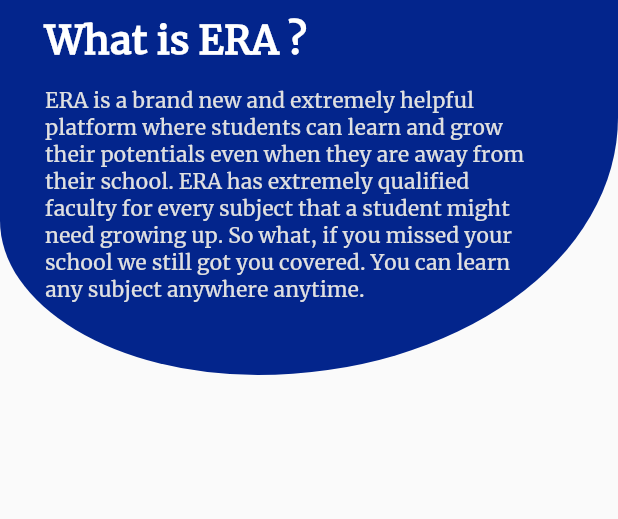
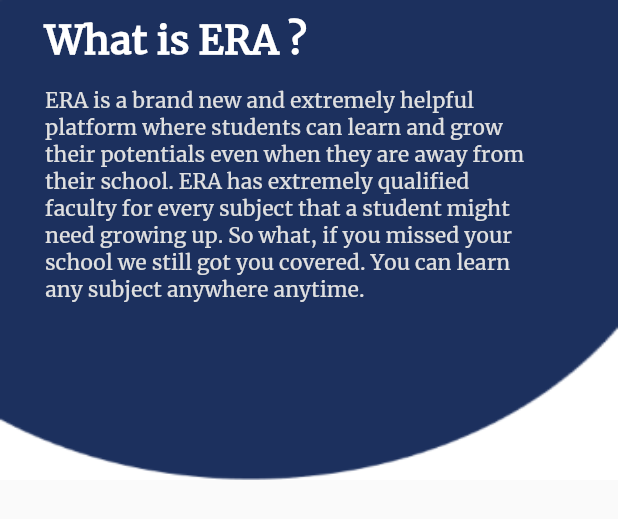
Before and after one commit to rakshit138/ERAapp, a Flutter app: the Intro widget shown alone on an empty page, opened directly, on a phone screen of 412 x 824 dp. Shown: the top 519 px of the screen. Run offline on Flutter 3.47's test engine with Material 2 defaults, Android fonts, the phone set to English and light mode, and no system bars; our stand-ins replace carousel_slider, chewie, cloud_firestore, firebase_auth, firebase_core, firebase_messaging and 7 more; accounts and stored records are empty.

Commit message:
home page container

```diff
--- a/lib/HomeScreen/intro.dart
+++ b/lib/HomeScreen/intro.dart
@@ -4,14 +4,18 @@
   @override
   Widget build(BuildContext context) {
     return Container(
-      height: 250,
+      height: 320,
+      // decoration: new BoxDecoration(
+      //   color: Color(0xff03258C),
+      //   borderRadius: BorderRadius.only(
+      //     bottomLeft: Radius.elliptical(250, 150),
+      //     bottomRight: Radius.elliptical(350, 250),
+      //   ),
+      // ),
       decoration: new BoxDecoration(
-        color: Color(0xff03258C),
-        borderRadius: BorderRadius.only(
-          bottomLeft: Radius.elliptical(250, 150),
-          bottomRight: Radius.elliptical(350, 250),
-        ),
-      ),
+          image: DecorationImage(
+              image: AssetImage("assets/images/Home Page 2.png"),
+              fit: BoxFit.fill)),
       child: Column(
         children: [
           Align(
--- a/pubspec.yaml
+++ b/pubspec.yaml
@@ -91,6 +91,8 @@
     - assets/images/BAckground.png
     - assets/images/HomeLogo.jpeg
     - assets/images/splash.png
+    - assets/images/Frame 1.png
+    - assets/images/Home Page 2.png
     - assets/videos/Intro.mp4
     - assets/text/
 
```
Also changed, not shown: lib/HomeScreen/homescreen.dart (+30 -7 lines), assets/images/Frame 1.png (added), assets/images/Home Page 2.png (added), assets/images/Home Page1.png (added), assets/images/Log In.png (added), assets/images/Sign Up.png (added), assets/images/Video Library Student.png (added), assets/images/undraw_reading_time_gvg0 1.png (added), pubspec.lock.
